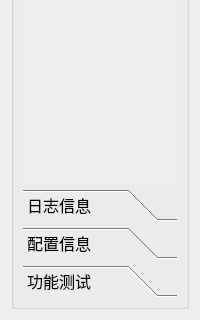
Qt form IDC_TestSystem/ZPDU/z_toolbox/z_toolboxwid.ui (ChinaClever/IDC_TestSystem) before a commit; both pictures show x 0 to 200 and y 280 to 600 of the 200 by 600 pixel window.
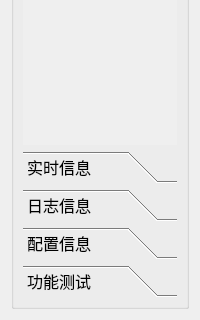
The same form after that commit. The open tabs and pages were chosen to show the change.

```diff
--- a/IDC_TestSystem/ZPDU/z_toolbox/z_toolboxwid.ui
+++ b/IDC_TestSystem/ZPDU/z_toolbox/z_toolboxwid.ui
@@ -42,14 +42,19 @@
           <rect>
            <x>0</x>
            <y>0</y>
-           <width>158</width>
-           <height>394</height>
+           <width>154</width>
+           <height>317</height>
           </rect>
          </property>
          <attribute name="label">
           <string>模拟测试</string>
          </attribute>
         </widget>
+        <widget class="QWidget" name="page">
+         <attribute name="label">
+          <string>实时信息</string>
+         </attribute>
+        </widget>
         <widget class="QWidget" name="logsPage">
          <property name="geometry">
           <rect>
```
Left out of the diff: 6 changed lines with no effect on the pictures.
